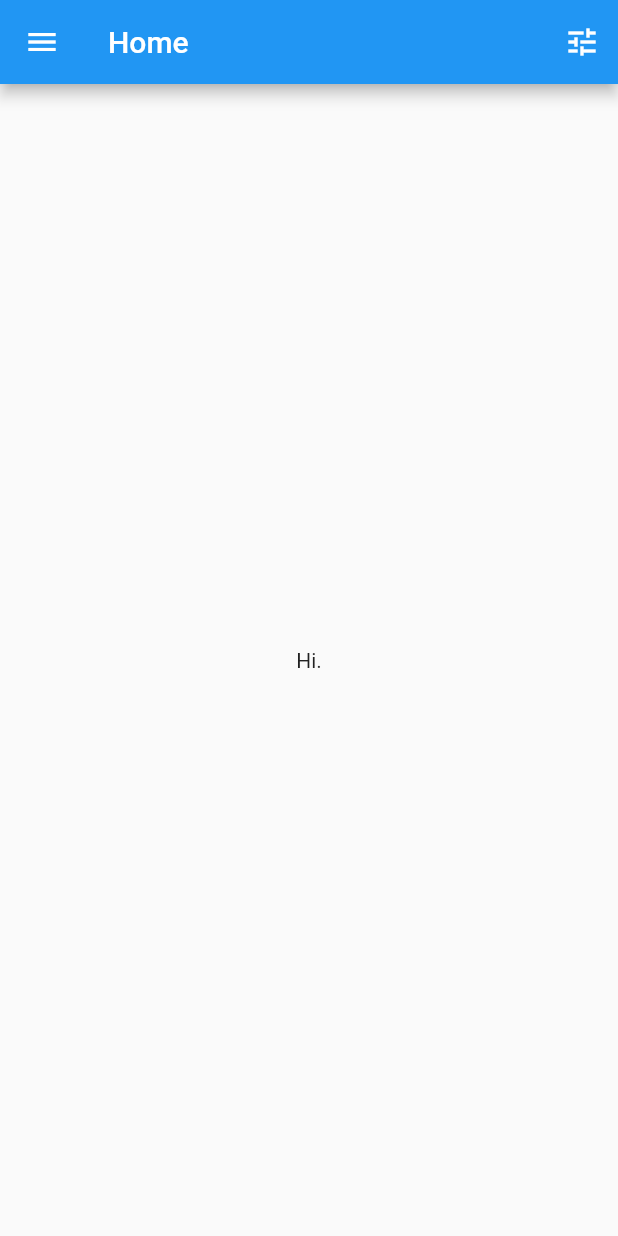
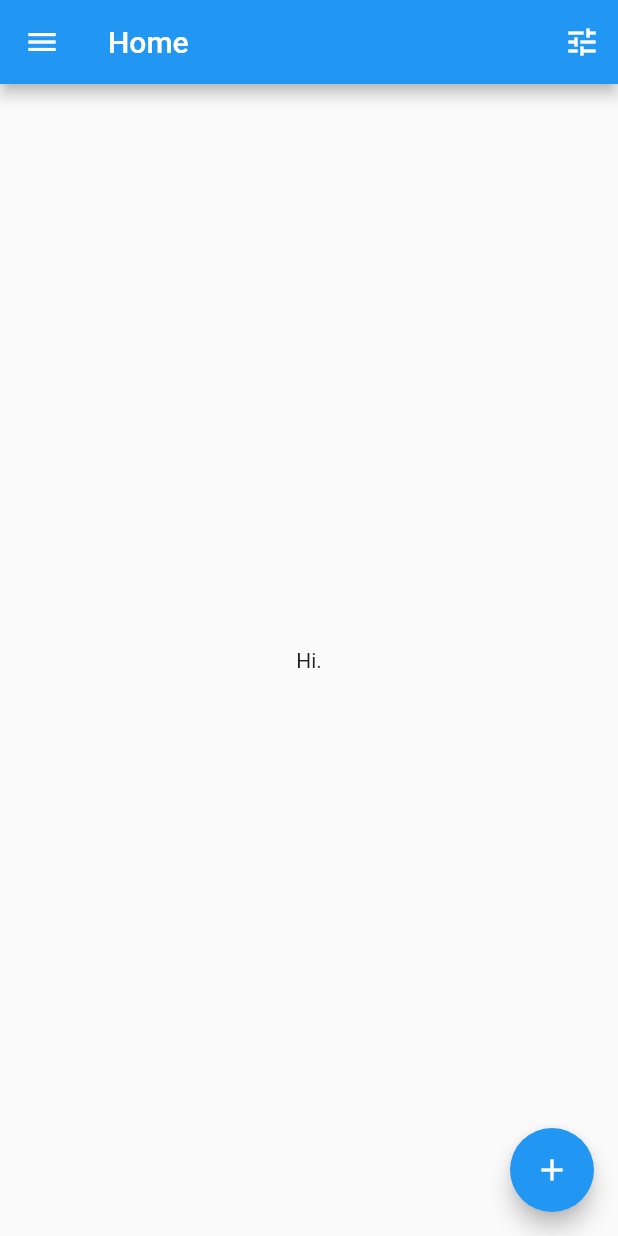
Before and after one commit to omarcoteixeira/fluwitter, a Flutter app: the HomePage screen opened by its route, on a phone screen of 412 x 824 dp. Run offline on Flutter 3.47's test engine with Material 2 defaults, Android fonts, the phone set to English and light mode, and no system bars.

Commit message:
Adding setting menu page and adjusting drawer.

```diff
--- a/lib/common/loading_state.dart
+++ b/lib/common/loading_state.dart
@@ -6,14 +6,14 @@ abstract class LoadingBaseState<T extends StatefulWidget> extends State<T> {
   Widget build(BuildContext context) => new Scaffold(
     appBar: appBar(),
     drawer: drawer(),
-    body: isLoading()? new Center(
-      child: new CircularProgressIndicator(),
-    ): content(),
+    body: isLoading() ? new Center(child: new CircularProgressIndicator()): content(),
+    floatingActionButton: floatingActionButton()
   );
 
   Widget content();
   AppBar appBar();
   Drawer drawer();
+  FloatingActionButton floatingActionButton();
 
   String title();
 
--- a/lib/pages/home/home_page.dart
+++ b/lib/pages/home/home_page.dart
@@ -4,6 +4,7 @@ import 'package:fluwitter/common/loading_state.dart';
 import 'package:fluwitter/pages/home/home_presenter.dart';
 import 'package:fluwitter/pages/home/home_view.dart';
 import 'package:flutter/material.dart';
+import 'package:fluwitter/pages/settings/settings_page.dart';
 
 class HomePage extends StatefulWidget {
 
@@ -67,23 +68,97 @@ class HomePageState extends LoadingBaseState<HomePage> {
     );
   }
 
+  void _navigateSettigsPage(){
+    Navigator.pop(context);
+
+    Navigator.push(
+      context,
+      new MaterialPageRoute(builder: (context) => new SettingsPage())
+    );
+  }
+
   @override
   Drawer drawer() {
    return new Drawer(
       child: new ListView(
         children: <Widget>[
-          const DrawerHeader(
-            child: const Center(
-              child: const Text('Menu')
-              )
+          DrawerHeader(
+            child: new Column(
+              mainAxisSize: MainAxisSize.max,
+              mainAxisAlignment: MainAxisAlignment.spaceAround,
+              children: <Widget>[
+                new CircleAvatar(
+                  radius: 30.0,
+                  child: new Text(Strings.menuUserDefaultPhotoText)
+                ), new Container(
+                  child: new Column(
+                    children: <Widget>[
+                      new Text(
+                        Strings.menuUserDefaultNameText,
+                        style: new TextStyle(fontWeight: FontWeight.w800)
+                      ),
+                      const Text(Strings.menuUserDefaultEmailText)
+                    ],
+                  ),
+                )
+              ],
+            )
           ),
           const ListTile(
-            leading: const Icon(Icons.assessment),
-            title: const Text('Testing'),
+            leading: const Icon(Icons.home),
+            title: const Text(Strings.menuHome),
             selected: true,
-          )
+          ),
+          const ListTile(
+            leading: const Icon(Icons.account_circle),
+            title: const Text(Strings.menuProfile),
+            selected: false,
+          ),
+          const ListTile(
+            leading: const Icon(Icons.search),
+            title: const Text(Strings.menuSearch),
+            selected: false,
+          ),
+          const ListTile(
+            leading: const Icon(Icons.notifications),
+            title: const Text(Strings.menuNotifications),
+            selected: false,
+          ),
+          const ListTile(
+            leading: const Icon(Icons.mail),
+            title: const Text(Strings.menuDirectMessages),
+            selected: false,
+          ),
+          const ListTile(
+            leading: const Icon(Icons.question_answer),
+            title: const Text(Strings.menuQuestionsAndAnswers),
+            selected: false,
+          ),
+          new Divider(),
+          new ListTile(
+            leading: const Icon(Icons.settings),
+            title: const Text(Strings.menuSettingsAndPrivacy),
+            selected: false,
+            onTap: () {
+              _navigateSettigsPage();
+            },
+          ),
+          new Divider(),
+          const ListTile(
+            leading: const Icon(Icons.exit_to_app),
+            title: const Text(Strings.menuLogout),
+            selected: false,
+          ),
         ]
       )
     );
   }
+
+  @override
+  FloatingActionButton floatingActionButton() {
+    return new FloatingActionButton(
+      child: new Icon(Icons.add),
+      onPressed: (){}
+    );
+  }
 }
--- a/lib/pages/home/home_strings.dart
+++ b/lib/pages/home/home_strings.dart
@@ -1,2 +1,16 @@
 // Home Page Strings
-String title = "Home";
+const String title = "Home";
+
+// Menu Strings
+const String menuUserDefaultNameText = "User name";
+const String menuUserDefaultEmailText = "user@fluwitter.com";
+const String menuUserDefaultPhotoText = "user";
+
+const String menuHome = "Home";
+const String menuProfile = "Profile";
+const String menuSearch = "Search";
+const String menuNotifications = "Notifications";
+const String menuDirectMessages = "Direct Messages";
+const String menuQuestionsAndAnswers = "Questions and Answers";
+const String menuSettingsAndPrivacy = "Settings and Privacy";
+const String menuLogout = "Logout";
--- a/lib/pages/login/login_page.dart
+++ b/lib/pages/login/login_page.dart
@@ -64,4 +64,9 @@ class LoginPageState extends LoadingBaseState<LoginPage> {
     return null;
   }
 
+  @override
+  FloatingActionButton floatingActionButton() {
+    return null;
+  }
+
 }
--- /dev/null
+++ b/lib/pages/settings/settings_page.dart
@@ -0,0 +1,73 @@
+import 'package:flutter/material.dart';
+
+import 'package:fluwitter/common/loading_state.dart';
+
+import 'package:fluwitter/pages/settings/settings_strings.dart' as Strings;
+import 'package:fluwitter/pages/settings/settings_presenter.dart';
+import 'package:fluwitter/pages/settings/settings_view.dart';
+
+class SettingsPage extends StatefulWidget {
+
+  @override
+  State createState() => new SettingsPageState();
+
+}
+
+class SettingsPageState extends LoadingBaseState<SettingsPage> {
+
+  SettingsView view;
+  SettingsPresenter presenter;
+
+  @override
+  void initState() {
+    super.initState();
+    this.view = new SettingsView(context);
+    this.presenter = new SettingsPresenter(view);
+    this.presenter.initView();
+  }
+
+  @override
+  Widget content() {
+    return new Center(
+      child: new Column(
+        mainAxisAlignment: MainAxisAlignment.center,
+        children: <Widget>[
+          view.buildContent()
+        ],
+      ),
+    );
+  }
+
+  @override
+  bool isLoading() {
+    return false;
+  }
+
+  @override
+  String title() {
+    return Strings.title;
+  }
+
+  @override
+  bool isUserLogged() {
+    return true;
+  }
+
+  @override
+  AppBar appBar() {
+    return new AppBar(
+      title: new Text(title()),
+      actions: <Widget>[],
+    );
+  }
+
+  @override
+  Drawer drawer() {
+    return null;
+  }
+
+  @override
+  FloatingActionButton floatingActionButton() {
+    return null;
+  }
+}
--- /dev/null
+++ b/lib/pages/settings/settings_presenter.dart
@@ -0,0 +1,21 @@
+import 'package:fluwitter/pages/settings/settings_contract.dart';
+import 'package:fluwitter/pages/settings/settings_view.dart';
+
+class SettingsPresenter extends SettingsPresenterContract {
+
+  SettingsView view;
+  SettingsPresenter presenter;
+
+  SettingsPresenter(this.view);
+
+  @override
+  void initView() {
+    this.load();
+  }
+
+  @override
+  void load() {
+    // TODO: implement load
+  }
+
+}
--- /dev/null
+++ b/lib/pages/settings/settings_strings.dart
@@ -0,0 +1,2 @@
+// Settings Page Strings
+String title = "Settings and privacy";
--- /dev/null
+++ b/lib/pages/settings/settings_view.dart
@@ -0,0 +1,31 @@
+import 'package:fluwitter/pages/settings/settings_contract.dart';
+import 'package:fluwitter/pages/settings/settings_presenter.dart';
+import 'package:flutter/material.dart';
+
+class SettingsView extends SettingsViewContract {
+
+  BuildContext context;
+  SettingsPresenter presenter;
+
+  SettingsView(this.context) {
+    this.presenter = new SettingsPresenter(this);
+  }
+
+  @override
+  Widget buildContent() {
+    return new Center(
+      child: new Column(
+        mainAxisAlignment: MainAxisAlignment.center,
+        children: <Widget>[
+          new Text('Settings.')
+        ],
+      )
+    );
+  }
+
+  @override
+  void onLoadComplete() {
+    print('Load completed.');
+  }
+
+}
```
Also changed, not shown: lib/main.dart (+5 -2 lines), lib/pages/settings/settings_contract.dart (added, +13 -0 lines), 21 other files.
